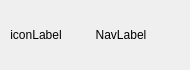
Above: src/widgets/navitem.ui from fast-food-finder-associates/FastFoodFinder before the change. Below: the same form after it.
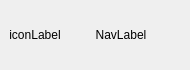
That is the form after the change.

```diff
--- a/src/widgets/navitem.ui
+++ b/src/widgets/navitem.ui
@@ -33,16 +33,19 @@
   </property>
   <layout class="QGridLayout" name="gridLayout">
    <property name="leftMargin">
-    <number>10</number>
+    <number>9</number>
    </property>
    <property name="topMargin">
-    <number>10</number>
+    <number>9</number>
    </property>
    <property name="rightMargin">
-    <number>10</number>
+    <number>9</number>
    </property>
    <property name="bottomMargin">
-    <number>10</number>
+    <number>9</number>
+   </property>
+   <property name="spacing">
+    <number>0</number>
    </property>
    <item row="0" column="0">
     <layout class="QHBoxLayout" name="navHorizontalLayout">
```
